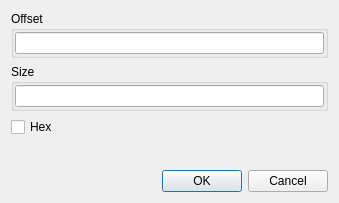
Qt form dialogremove.ui (horsicq/FormatDialogs) before a commit.
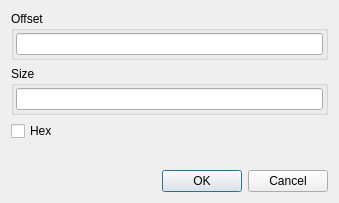
The same form after that commit. Custom widgets are drawn as their Qt base class.

The edit to the form file:
```diff
--- a/dialogremove.ui
+++ b/dialogremove.ui
@@ -27,19 +27,19 @@
      </property>
      <layout class="QHBoxLayout" name="horizontalLayout_5">
       <property name="spacing">
-       <number>1</number>
+       <number>6</number>
       </property>
       <property name="leftMargin">
-       <number>1</number>
+       <number>2</number>
       </property>
       <property name="topMargin">
-       <number>1</number>
+       <number>2</number>
       </property>
       <property name="rightMargin">
-       <number>1</number>
+       <number>2</number>
       </property>
       <property name="bottomMargin">
-       <number>1</number>
+       <number>2</number>
       </property>
       <item>
        <widget class="XLineEditHEX" name="lineEditOffset"/>
@@ -54,19 +54,19 @@
      </property>
      <layout class="QHBoxLayout" name="horizontalLayout_2">
       <property name="spacing">
-       <number>1</number>
+       <number>6</number>
       </property>
       <property name="leftMargin">
-       <number>1</number>
+       <number>2</number>
       </property>
       <property name="topMargin">
-       <number>1</number>
+       <number>2</number>
       </property>
       <property name="rightMargin">
-       <number>1</number>
+       <number>2</number>
       </property>
       <property name="bottomMargin">
-       <number>1</number>
+       <number>2</number>
       </property>
       <item>
        <widget class="XLineEditHEX" name="lineEditSize"/>
```
